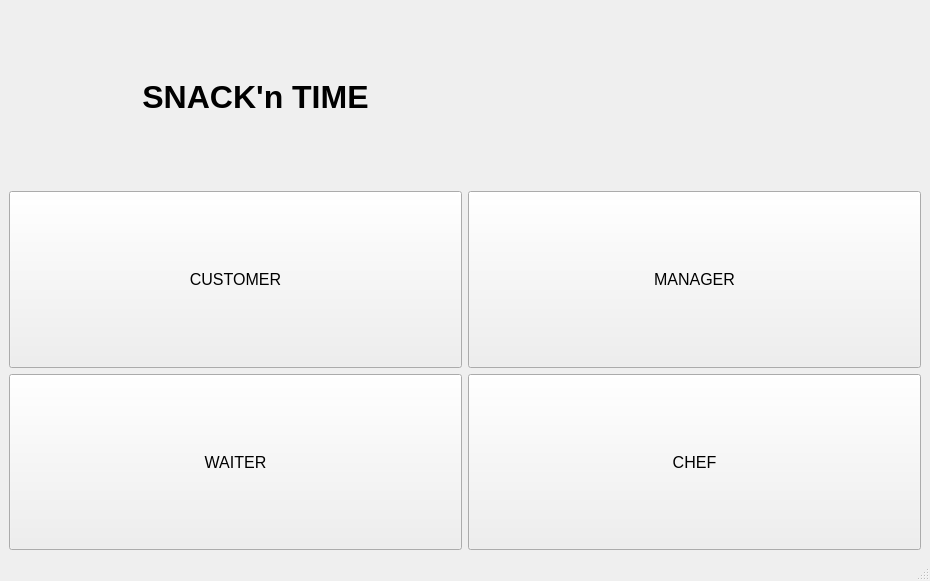
First picture: the form in Ifrad/mainwindow.ui, repository Ridwan230/Restaurant-Management-System, before the edit.
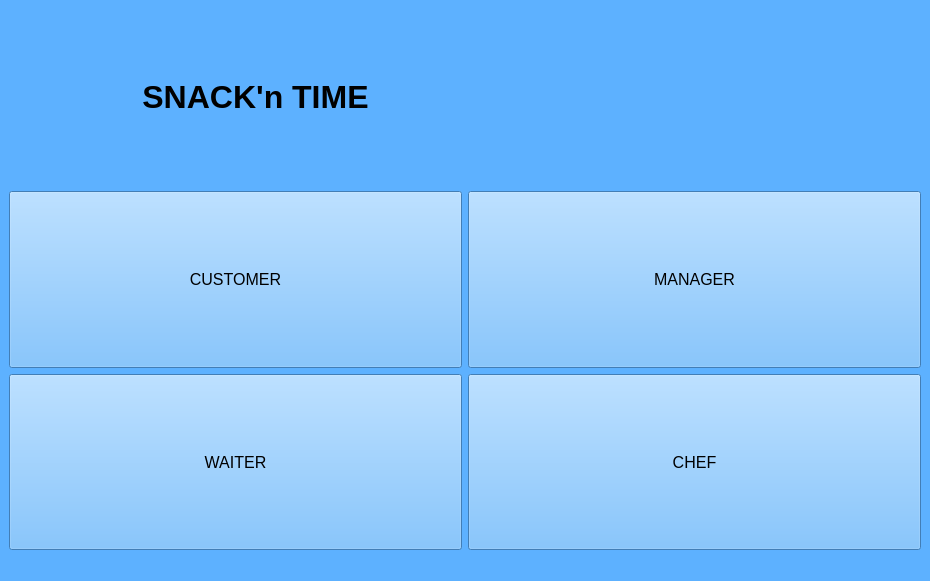
Second picture: the form after the edit.

```diff
--- a/Ifrad/mainwindow.ui
+++ b/Ifrad/mainwindow.ui
@@ -13,6 +13,11 @@
   <property name="windowTitle">
    <string>MainWindow</string>
   </property>
+  <property name="styleSheet">
+   <string notr="true">*{
+background:rgb(133, 233, 255)rgb(93, 177, 255)
+}</string>
+  </property>
   <widget class="QWidget" name="centralwidget">
    <layout class="QGridLayout" name="gridLayout">
     <item row="0" column="0" colspan="2">
```
